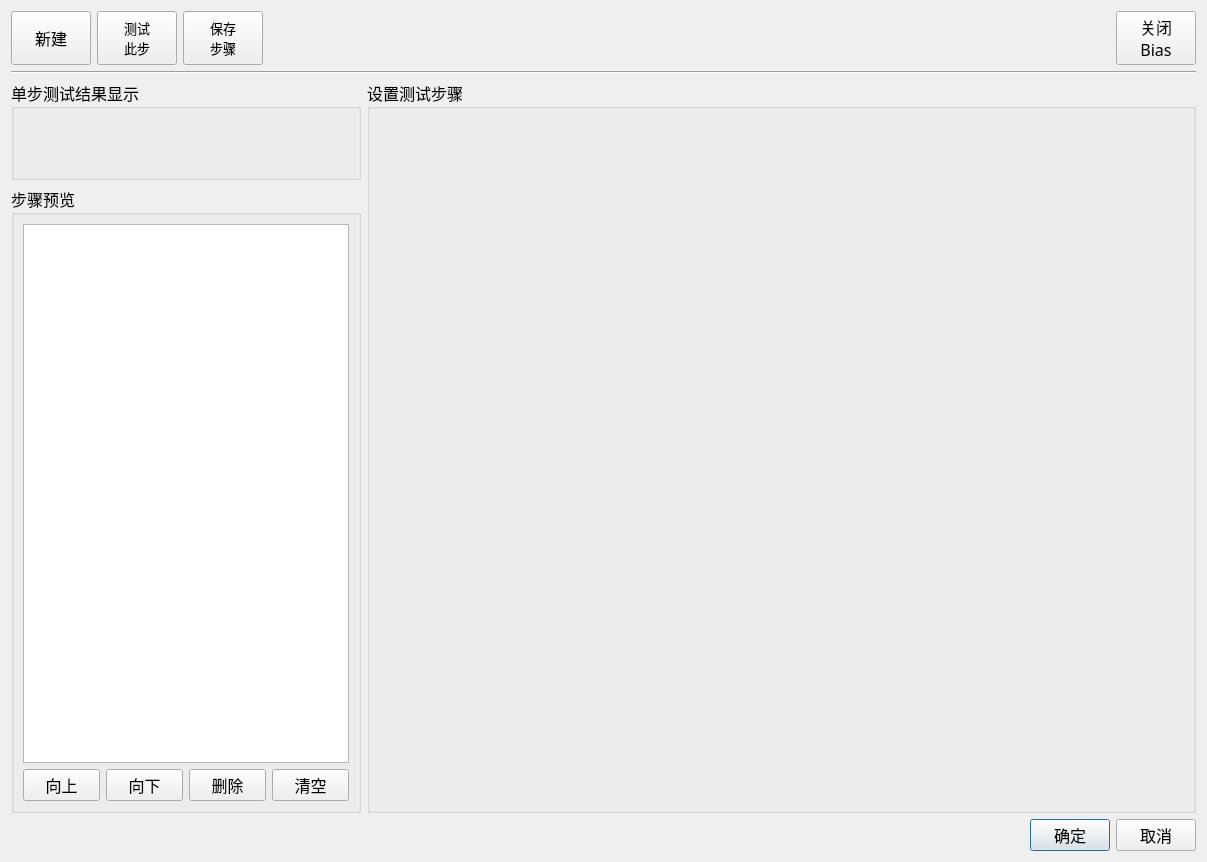
This is MeterMode/clsSetTestStep.ui in caicaiking/WKEFactoryView2014 as Qt 5 draws it before an edit. The edited form follows.
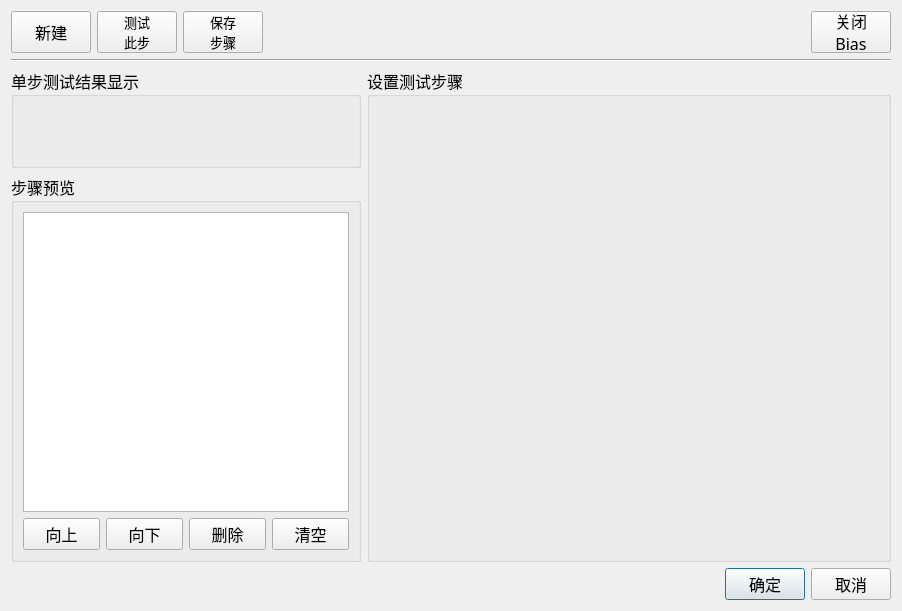
This is the edited form. Icons and pictures are not drawn. Custom widgets are drawn as their Qt base class.

The edit to the form file:
```diff
--- a/MeterMode/clsSetTestStep.ui
+++ b/MeterMode/clsSetTestStep.ui
@@ -6,8 +6,8 @@
    <rect>
     <x>0</x>
     <y>0</y>
-    <width>1207</width>
-    <height>862</height>
+    <width>888</width>
+    <height>601</height>
    </rect>
   </property>
   <property name="font">
```
